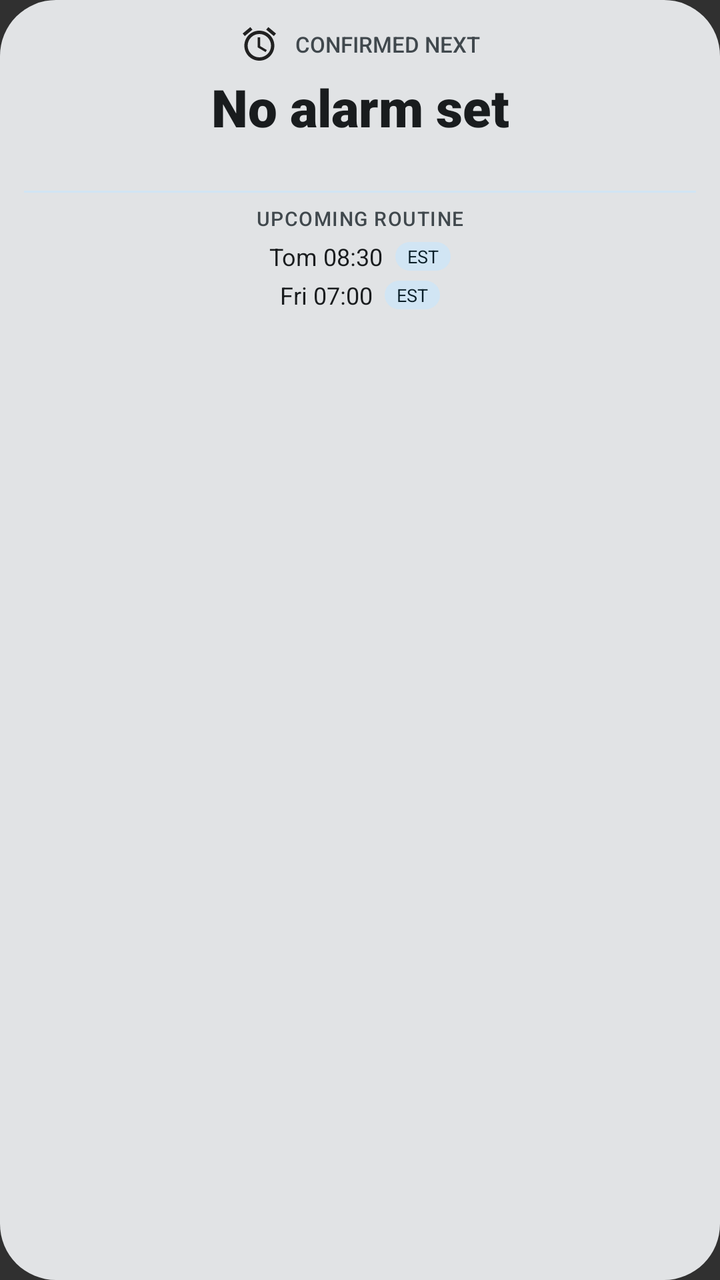
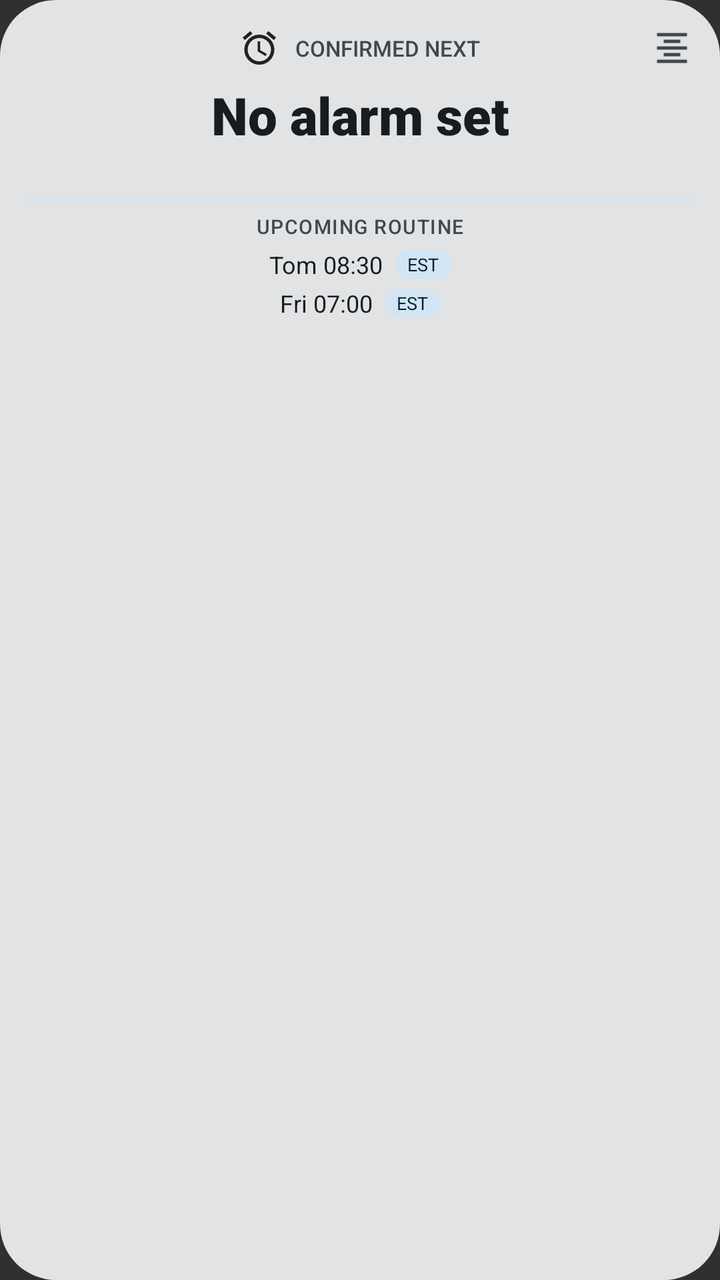

An Android layout rendered at two revisions. The XML below is the earlier revision; the diff shows what the commit changed to produce the second picture.
<!-- AndroidManifest.xml: application theme android:Theme.Material.NoActionBar -->
<!-- res/layout/widget_next_up_tall_center.xml -->
<?xml version="1.0" encoding="utf-8"?>
<LinearLayout xmlns:android="http://schemas.android.com/apk/res/android"
    android:id="@+id/widget_root"
    android:layout_width="match_parent"
    android:layout_height="match_parent"
    android:background="@drawable/widget_background"
    android:orientation="vertical"
    android:padding="12dp">

    
    <LinearLayout
        android:id="@+id/widget_top_section"
        android:layout_width="match_parent"
        android:layout_height="wrap_content"
        android:orientation="vertical">

        
        <LinearLayout
            android:id="@+id/widget_header"
            android:layout_width="match_parent"
            android:layout_height="wrap_content"
            android:gravity="center"
            android:orientation="horizontal">

            <ImageView
                android:id="@+id/widget_icon"
                android:layout_width="20dp"
                android:layout_height="20dp"
                android:contentDescription="@string/app_name"
                android:src="@drawable/ic_alarm" />

            <TextView
                android:id="@+id/widget_title"
                android:layout_width="wrap_content"
                android:layout_height="wrap_content"
                android:layout_marginStart="8dp"
                android:ellipsize="end"
                android:fontFamily="sans-serif-medium"
                android:maxLines="1"
                android:text="CONFIRMED NEXT"
                android:textColor="@color/widget_on_surface_variant"
                android:textSize="11sp" />
        </LinearLayout>

        
        <TextView
            android:id="@+id/widget_countdown"
            android:layout_width="match_parent"
            android:layout_height="wrap_content"
            android:layout_marginTop="4dp"
            android:autoSizeMaxTextSize="32sp"
            android:autoSizeMinTextSize="14sp"
            android:autoSizeStepGranularity="1sp"
            android:autoSizeTextType="uniform"
            android:ellipsize="none"
            android:fontFamily="sans-serif-black"
            android:gravity="center"
            android:maxLines="1"
            android:text="@string/no_alarm_set"
            android:textColor="@color/widget_on_surface"
            android:textSize="26sp" />

        <TextView
            android:id="@+id/widget_alarm_time"
            android:layout_width="match_parent"
            android:layout_height="wrap_content"
            android:ellipsize="end"
            android:fontFamily="sans-serif"
            android:gravity="center"
            android:maxLines="1"
            android:text=""
            android:textColor="@color/widget_on_surface_variant"
            android:textSize="12sp" />
    </LinearLayout>

    
    <ImageView
        android:layout_width="match_parent"
        android:layout_height="1dp"
        android:layout_marginTop="8dp"
        android:layout_marginBottom="6dp"
        android:background="@color/widget_chip_bg"
        android:contentDescription="@null" />

    <TextView
        android:id="@+id/widget_section_predicted"
        android:layout_width="match_parent"
        android:layout_height="wrap_content"
        android:fontFamily="sans-serif-medium"
        android:gravity="center"
        android:letterSpacing="0.05"
        android:text="UPCOMING ROUTINE"
        android:textColor="@color/widget_on_surface_variant"
        android:textSize="10sp" />

    
    <LinearLayout
        android:id="@+id/widget_predicted_row_1"
        android:layout_width="match_parent"
        android:layout_height="wrap_content"
        android:layout_marginTop="4dp"
        android:gravity="center"
        android:orientation="horizontal">

        <TextView
            android:id="@+id/widget_predicted_1_text"
            android:layout_width="wrap_content"
            android:layout_height="wrap_content"
            android:ellipsize="end"
            android:fontFamily="sans-serif"
            android:maxLines="1"
            android:text="Tom 08:30"
            android:textColor="@color/widget_on_surface"
            android:textSize="12sp" />

        <TextView
            android:layout_width="wrap_content"
            android:layout_height="wrap_content"
            android:layout_marginStart="6dp"
            android:background="@drawable/widget_est_badge"
            android:fontFamily="sans-serif-bold"
            android:paddingStart="6dp"
            android:paddingTop="1dp"
            android:paddingEnd="6dp"
            android:paddingBottom="1dp"
            android:text="EST"
            android:textColor="@color/widget_chip_text"
            android:textSize="9sp" />
    </LinearLayout>

    
    <LinearLayout
        android:id="@+id/widget_predicted_row_2"
        android:layout_width="match_parent"
        android:layout_height="wrap_content"
        android:layout_marginTop="3dp"
        android:gravity="center"
        android:orientation="horizontal">

        <TextView
            android:id="@+id/widget_predicted_2_text"
            android:layout_width="wrap_content"
            android:layout_height="wrap_content"
            android:ellipsize="end"
            android:fontFamily="sans-serif"
            android:maxLines="1"
            android:text="Fri 07:00"
            android:textColor="@color/widget_on_surface"
            android:textSize="12sp" />

        <TextView
            android:layout_width="wrap_content"
            android:layout_height="wrap_content"
            android:layout_marginStart="6dp"
            android:background="@drawable/widget_est_badge"
            android:fontFamily="sans-serif-bold"
            android:paddingStart="6dp"
            android:paddingTop="1dp"
            android:paddingEnd="6dp"
            android:paddingBottom="1dp"
            android:text="EST"
            android:textColor="@color/widget_chip_text"
            android:textSize="9sp" />
    </LinearLayout>

    
    <TextView
        android:id="@+id/widget_predicted_more"
        android:layout_width="match_parent"
        android:layout_height="wrap_content"
        android:layout_marginTop="3dp"
        android:fontFamily="sans-serif-medium"
        android:gravity="center"
        android:text=""
        android:textColor="@color/widget_primary"
        android:textSize="10sp" />

</LinearLayout>
<!-- resources referenced by this layout -->
<resources>
  <color name="widget_chip_bg">#E8DEF8</color>
  <color name="widget_chip_text">#1D192B</color>
  <color name="widget_on_surface">#1D1B20</color>
  <color name="widget_on_surface_variant">#49454F</color>
  <color name="widget_primary">#6750A4</color>
  <!-- drawable ic_alarm (drawable) -->
  <vector xmlns:android="http://schemas.android.com/apk/res/android"
      android:width="24dp"
      android:height="24dp"
      android:viewportWidth="24"
      android:viewportHeight="24"
      android:tint="?android:attr/colorPrimary">
      <path
          android:fillColor="@android:color/white"
          android:pathData="M22,5.72l-4.6,-3.86 -1.29,1.53 4.6,3.86L22,5.72zM7.88,3.39L6.6,1.86 2,5.71l1.29,1.53 4.59,-3.85zM12.5,8H11v6l4.75,2.85 0.75,-1.23 -4,-2.37V8zM12,4c-4.97,0 -9,4.03 -9,9s4.02,9 9,9 9,-4.03 9,-9 -4.03,-9 -9,-9zM12,20c-3.87,0 -7,-3.13 -7,-7s3.13,-7 7,-7 7,3.13 7,7 -3.13,7 -7,7z"/>
  </vector>
  <!-- drawable widget_background (drawable) -->
  <?xml version="1.0" encoding="utf-8"?>
  <shape xmlns:android="http://schemas.android.com/apk/res/android"
      android:shape="rectangle">
      <corners android:radius="28dp" />
      <solid android:color="@color/widget_surface" />
  </shape>
  <!-- drawable widget_est_badge (drawable) -->
  <?xml version="1.0" encoding="utf-8"?>
  <shape xmlns:android="http://schemas.android.com/apk/res/android"
      android:shape="rectangle">
      <corners android:radius="8dp" />
      <solid android:color="@color/widget_chip_bg" />
  </shape>
  <string name="app_name">NextUp</string>
  <string name="no_alarm_set">No alarm set</string>
  <color name="widget_surface">#F2EDF7</color>
</resources>

<!-- the commit's change to res/layout/widget_next_up_tall_center.xml (unified diff, before → after) -->
@@ -19,27 +19,50 @@
             android:id="@+id/widget_header"
             android:layout_width="match_parent"
             android:layout_height="wrap_content"
-            android:gravity="center"
+            android:gravity="center_vertical"
             android:orientation="horizontal">
 
+            
             <ImageView
-                android:id="@+id/widget_icon"
-                android:layout_width="20dp"
-                android:layout_height="20dp"
-                android:contentDescription="@string/app_name"
-                android:src="@drawable/ic_alarm" />
-
-            <TextView
-                android:id="@+id/widget_title"
-                android:layout_width="wrap_content"
+                android:layout_width="24dp"
+                android:layout_height="24dp"
+                android:contentDescription="@null" />
+
+            
+            <LinearLayout
+                android:layout_width="0dp"
                 android:layout_height="wrap_content"
-                android:layout_marginStart="8dp"
-                android:ellipsize="end"
-                android:fontFamily="sans-serif-medium"
-                android:maxLines="1"
-                android:text="CONFIRMED NEXT"
-                android:textColor="@color/widget_on_surface_variant"
-                android:textSize="11sp" />
+                android:layout_weight="1"
+                android:gravity="center"
+                android:orientation="horizontal">
+
+                <ImageView
+                    android:id="@+id/widget_icon"
+                    android:layout_width="20dp"
+                    android:layout_height="20dp"
+                    android:contentDescription="@string/app_name"
+                    android:src="@drawable/ic_alarm" />
+
+                <TextView
+                    android:id="@+id/widget_title"
+                    android:layout_width="wrap_content"
+                    android:layout_height="wrap_content"
+                    android:layout_marginStart="8dp"
+                    android:ellipsize="end"
+                    android:fontFamily="sans-serif-medium"
+                    android:maxLines="1"
+                    android:text="CONFIRMED NEXT"
+                    android:textColor="@color/widget_on_surface_variant"
+                    android:textSize="11sp" />
+            </LinearLayout>
+
+            <ImageView
+                android:id="@+id/widget_btn_align_toggle"
+                android:layout_width="24dp"
+                android:layout_height="24dp"
+                android:padding="2dp"
+                android:contentDescription="@string/widget_alignment_title"
+                android:src="@drawable/ic_format_align_center" />
         </LinearLayout>
 
         
<!-- resource entries referenced after the edit -->
@@ -16,6 +16,17 @@
           android:fillColor="@android:color/white"
           android:pathData="M22,5.72l-4.6,-3.86 -1.29,1.53 4.6,3.86L22,5.72zM7.88,3.39L6.6,1.86 2,5.71l1.29,1.53 4.59,-3.85zM12.5,8H11v6l4.75,2.85 0.75,-1.23 -4,-2.37V8zM12,4c-4.97,0 -9,4.03 -9,9s4.02,9 9,9 9,-4.03 9,-9 -4.03,-9 -9,-9zM12,20c-3.87,0 -7,-3.13 -7,-7s3.13,-7 7,-7 7,3.13 7,7 -3.13,7 -7,7z"/>
   </vector>
+  <!-- drawable ic_format_align_center (drawable) -->
+  <vector xmlns:android="http://schemas.android.com/apk/res/android"
+      android:width="24dp"
+      android:height="24dp"
+      android:viewportWidth="24"
+      android:viewportHeight="24"
+      android:tint="@color/widget_on_surface_variant">
+      <path
+          android:fillColor="@android:color/white"
+          android:pathData="M7,15v2h10v-2H7zm-4,6h18v-2H3v2zm0,-8h18v-2H3v2zm4,-6v2h10V7H7zM3,3v2h18V3H3z" />
+  </vector>
   <!-- drawable widget_background (drawable) -->
   <?xml version="1.0" encoding="utf-8"?>
   <shape xmlns:android="http://schemas.android.com/apk/res/android"
@@ -32,6 +43,7 @@
   </shape>
   <string name="app_name">NextUp</string>
   <string name="no_alarm_set">No alarm set</string>
+  <string name="widget_alignment_title">Widget Text Alignment</string>
   <color name="widget_surface">#F2EDF7</color>
 </resources>
 
